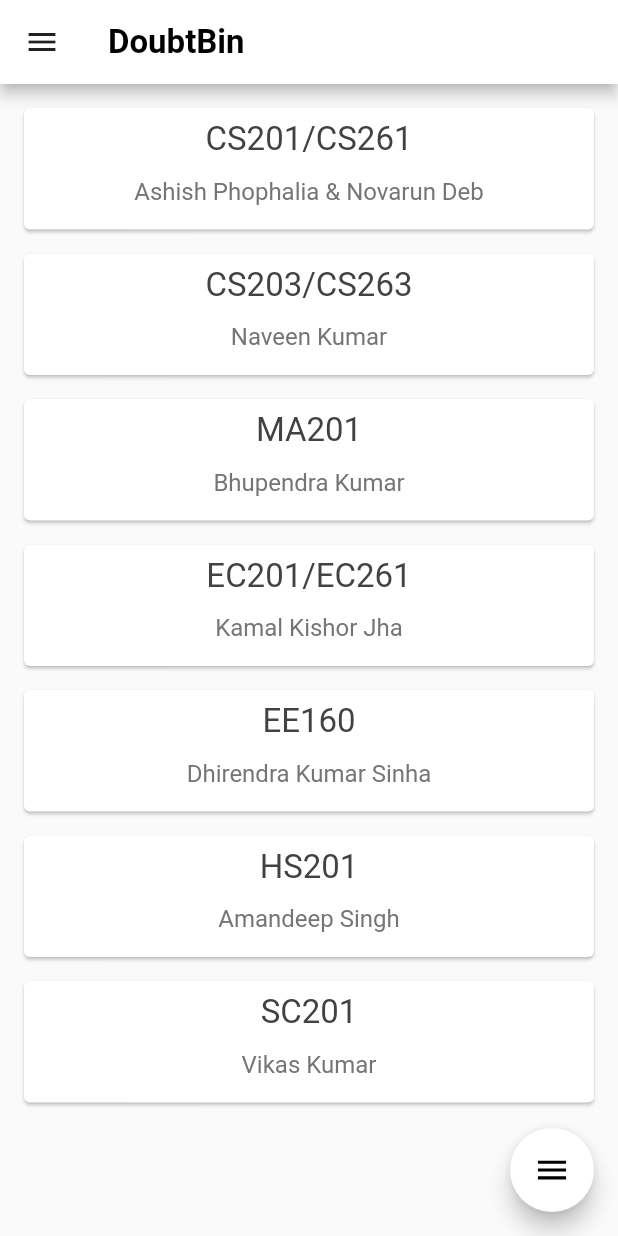
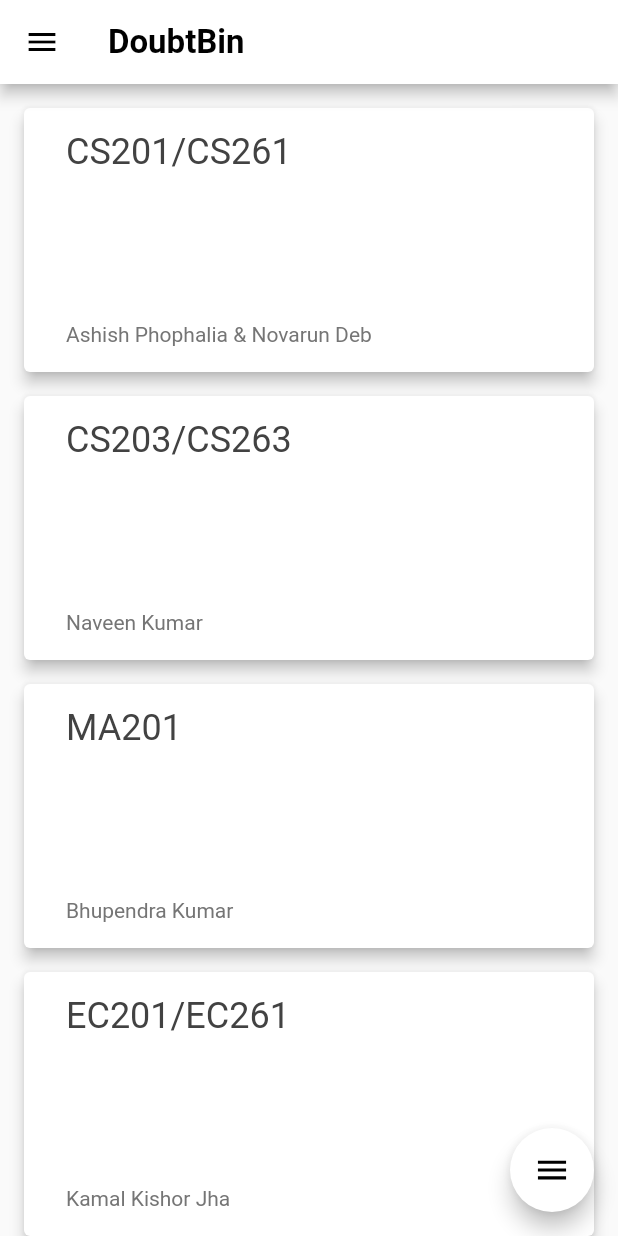
Before and after one commit to s2ke4/DoubtBin, a Flutter app: the screen it shows once a user with an empty profile is signed in, on a phone screen of 412 x 824 dp. Run offline on Flutter 3.47's test engine with Material 2 defaults, Android fonts, the phone set to English and light mode, and no system bars; drawn by our look-alikes of flutter_speed_dial; our stand-ins replace firebase_auth, firebase_core, flutter_svg, google_sign_in; accounts and stored records are empty.

Commit message:
binCards made like google classroom

```diff
--- a/lib/pages/home/bin.dart
+++ b/lib/pages/home/bin.dart
@@ -1,6 +1,6 @@
 class Bin {
   String binName;
   String owner;
-
-  Bin({this.binName, this.owner}); //named parameter
+  String color;
+  Bin({this.binName, this.owner, this.color}); //named parameter
 }
--- a/lib/pages/home/binCard.dart
+++ b/lib/pages/home/binCard.dart
@@ -3,39 +3,36 @@ import 'bin.dart';
 
 class BinCard extends StatelessWidget {
   final Bin bin;
-  final Function delete;
-  BinCard({this.bin, this.delete});
+  BinCard({this.bin});
 
   @override
   Widget build(BuildContext context) {
     return Card(
       margin: EdgeInsets.fromLTRB(16.0, 16.0, 16.0, 0),
+      elevation: 4.0,
+      // color: ${bin.color}, isme error de rha hai
       child: Padding(
-        padding: const EdgeInsets.all(8.0),
+        padding: const EdgeInsets.fromLTRB(28.0, 15.0, 24.0, 15.0),
         child: Column(
           crossAxisAlignment: CrossAxisAlignment.stretch,
           children: [
-            Center(
-              child: Text(
+            Text(
               bin.binName,
               style: TextStyle(
-                  fontSize: 22.0,
+                fontSize: 24.0,
                 color: Colors.grey[800],
               ),
             ),
-            ),
-            SizedBox(height: 12.0),
-            Center(
-              child: Text(
+            SizedBox(height: 100.0),
+            Text(
               bin.owner,
               style: TextStyle(
-                  fontSize: 16.0,
+                fontSize: 14.0,
                 color: Colors.grey[600],
               ),
             ),
-            ),
             SizedBox(
-              height: 8.0,
+              height: 2.0,
             ),
           ],
         ),
--- a/lib/pages/home/burgermenu/burgermenu.dart
+++ b/lib/pages/home/burgermenu/burgermenu.dart
@@ -42,7 +42,7 @@ class _BurgerMenuState extends State<BurgerMenu> {
                       blurRadius: .7,
                     )
                   ],
-                  color: Colors.white,
+                  color: Colors.white, //the box in which user info is stored
                 ),
               ),
             ),
@@ -128,6 +128,7 @@ class _BurgerMenuState extends State<BurgerMenu> {
               child: ListTile(
                 title: Text(
                   'About us',
+                  textAlign: TextAlign.left,
                   style: TextStyle(
                     fontSize: 15,
                     fontWeight: FontWeight.w600,
--- a/lib/pages/home/home.dart
+++ b/lib/pages/home/home.dart
@@ -11,13 +11,25 @@ class Home extends StatefulWidget {
 
 class _HomeState extends State<Home> {
   List<Bin> bins = [
-    Bin(owner: 'Ashish Phophalia & Novarun Deb', binName: 'CS201/CS261'),
-    Bin(owner: 'Naveen Kumar', binName: 'CS203/CS263'),
-    Bin(owner: 'Bhupendra Kumar', binName: 'MA201'),
-    Bin(owner: 'Kamal Kishor Jha', binName: 'EC201/EC261'),
-    Bin(owner: 'Dhirendra Kumar Sinha', binName: 'EE160'),
-    Bin(owner: 'Amandeep Singh', binName: 'HS201'),
-    Bin(owner: 'Vikas Kumar', binName: 'SC201'),
+    Bin(
+        owner: 'Ashish Phophalia & Novarun Deb',
+        binName: 'CS201/CS261',
+        color: 'Colors.red[200]'),
+    Bin(
+        owner: 'Naveen Kumar',
+        binName: 'CS203/CS263',
+        color: 'Colors.red[200]'),
+    Bin(owner: 'Bhupendra Kumar', binName: 'MA201', color: 'Colors.red[200]'),
+    Bin(
+        owner: 'Kamal Kishor Jha',
+        binName: 'EC201/EC261',
+        color: 'Colors.red[200]'),
+    Bin(
+        owner: 'Dhirendra Kumar Sinha',
+        binName: 'EE160',
+        color: 'Colors.red[200]'),
+    Bin(owner: 'Amandeep Singh', binName: 'HS201', color: 'Colors.red[200]'),
+    Bin(owner: 'Vikas Kumar', binName: 'SC201', color: 'Colors.red[200]'),
   ];
   @override
   Widget build(BuildContext context) {
@@ -25,7 +37,7 @@ class _HomeState extends State<Home> {
       appBar: AppBar(
         elevation: 4,
         backgroundColor: Colors.white,
-        iconTheme: IconThemeData(color: Colors.grey[900]),
+        iconTheme: IconThemeData(color: Colors.black),
         title: Text(
           "DoubtBin",
           style: TextStyle(
@@ -36,7 +48,8 @@ class _HomeState extends State<Home> {
         ),
       ),
       drawer: BurgerMenu(),
-      body: Column(
+      body: ListView(
+        scrollDirection: Axis.vertical,
         children: bins
             .map((bin) => BinCard(
                   bin: bin,
```
Lines whose indentation alone changed are shown as unchanged.
